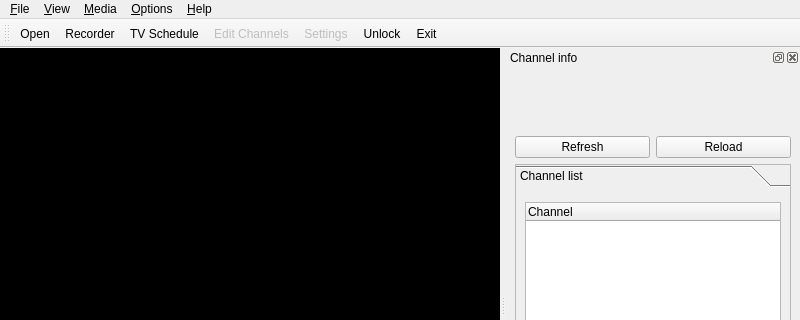
ntadej/tano, file ui/MainWindow.ui: the form before one commit; both pictures show x 0 to 800 and y 0 to 320 of the 800 by 600 pixel window.
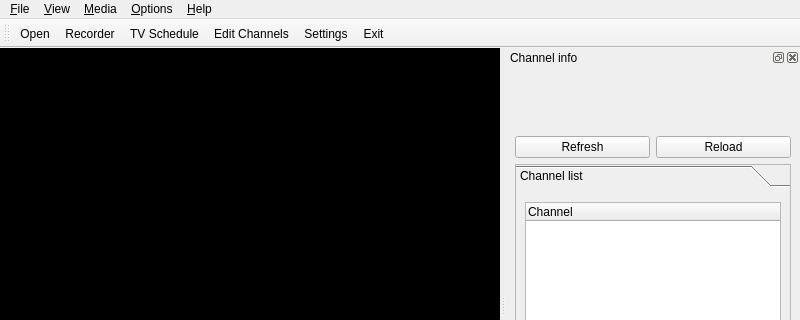
The form after the commit. Icons and pictures are not drawn. Custom widgets are drawn as their Qt base class.

Commit message: Finished audio channel and subtitle support. Removed lock function.

```diff
--- a/ui/MainWindow.ui
+++ b/ui/MainWindow.ui
@@ -412,7 +412,6 @@
    <addaction name="actionSchedule"/>
    <addaction name="actionEditPlaylist"/>
    <addaction name="actionSettings"/>
-   <addaction name="actionLock"/>
    <addaction name="actionClose"/>
   </widget>
   <widget class="QDockWidget" name="playlistWidget">
@@ -639,9 +638,6 @@
    </property>
   </action>
   <action name="actionSettings">
-   <property name="enabled">
-    <bool>false</bool>
-   </property>
    <property name="icon">
     <iconset resource="images.qrc">
      <normaloff>:/icons/images/settings.png</normaloff>:/icons/images/settings.png</iconset>
@@ -689,9 +685,6 @@
    </property>
   </action>
   <action name="actionEditPlaylist">
-   <property name="enabled">
-    <bool>false</bool>
-   </property>
    <property name="icon">
     <iconset resource="images.qrc">
      <normaloff>:/icons/images/edit.png</normaloff>:/icons/images/edit.png</iconset>
@@ -1040,7 +1033,10 @@
      <normaloff>:/icons/images/unlock.png</normaloff>:/icons/images/unlock.png</iconset>
    </property>
    <property name="text">
-    <string>Unlock</string>
+    <string> </string>
+   </property>
+   <property name="toolTip">
+    <string> </string>
    </property>
   </action>
  </widget>
```
Left out of the diff: 23 changed lines with no effect on the pictures. The commit also changes 13 other files.
